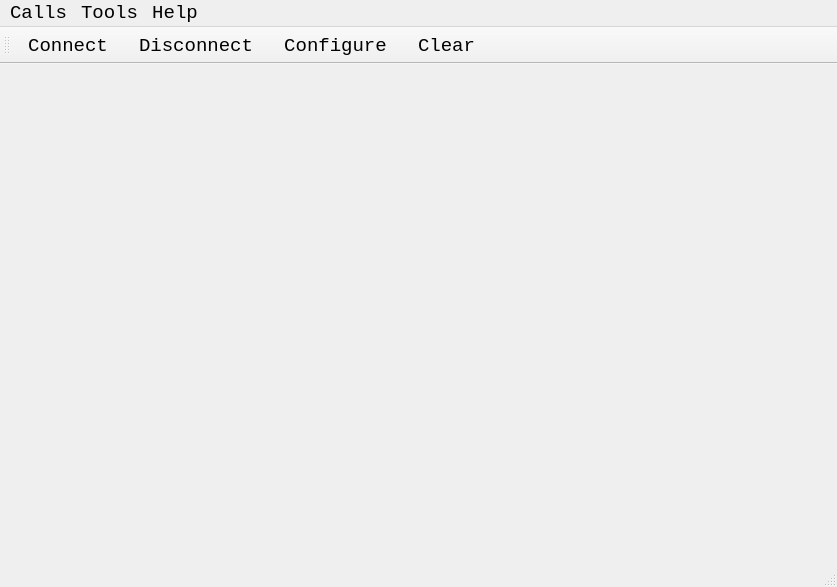
Qt form terminal/mainwindow.ui (isliulin/QT43) before a commit.
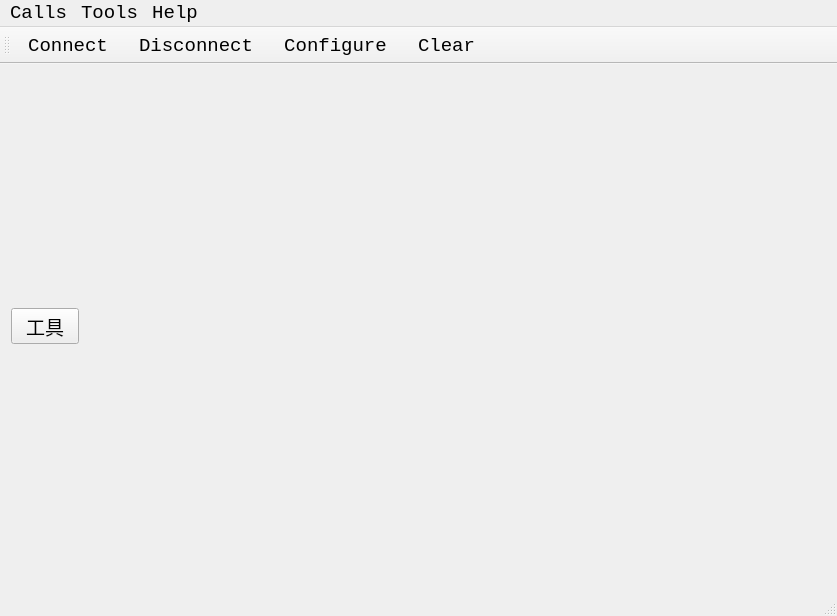
The same form after that commit. Icons and pictures are not drawn.

What changed in the file:
```diff
--- a/terminal/mainwindow.ui
+++ b/terminal/mainwindow.ui
@@ -7,7 +7,7 @@
     <x>0</x>
     <y>0</y>
     <width>837</width>
-    <height>587</height>
+    <height>616</height>
    </rect>
   </property>
   <property name="font">
@@ -23,7 +23,15 @@
    <locale language="English" country="UnitedStates"/>
   </property>
   <widget class="QWidget" name="centralWidget">
-   <layout class="QVBoxLayout" name="verticalLayout"/>
+   <layout class="QVBoxLayout" name="verticalLayout">
+    <item>
+     <widget class="QToolButton" name="toolButton">
+      <property name="text">
+       <string>工具</string>
+      </property>
+     </widget>
+    </item>
+   </layout>
   </widget>
   <widget class="QMenuBar" name="menuBar">
    <property name="geometry">
```
